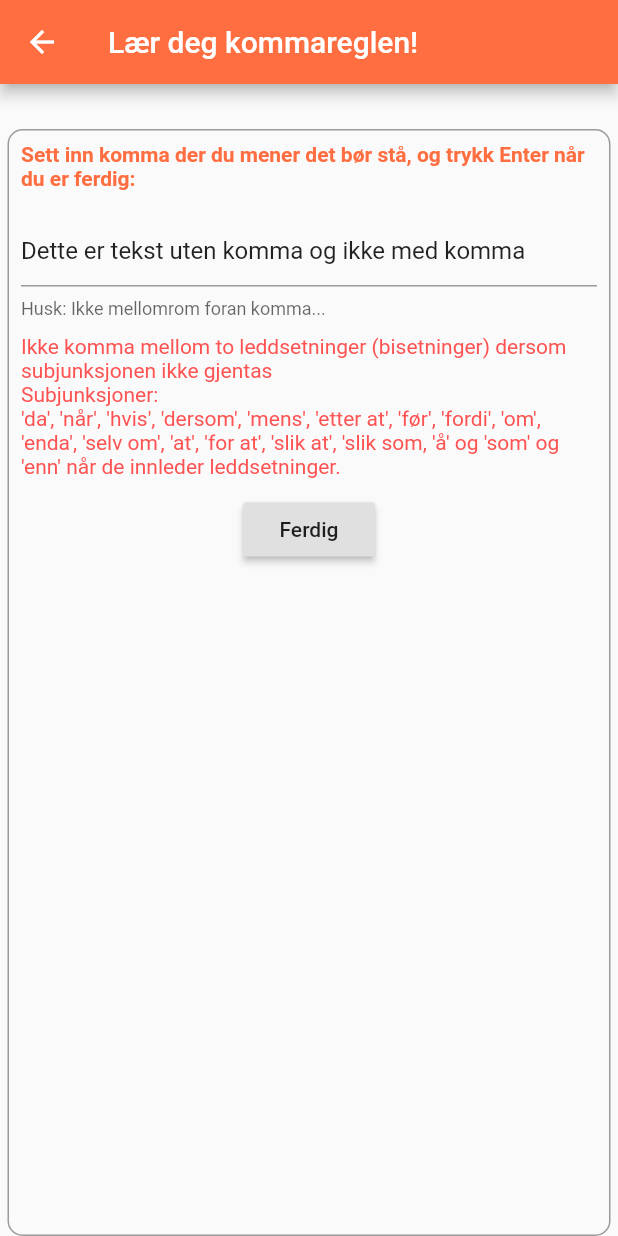
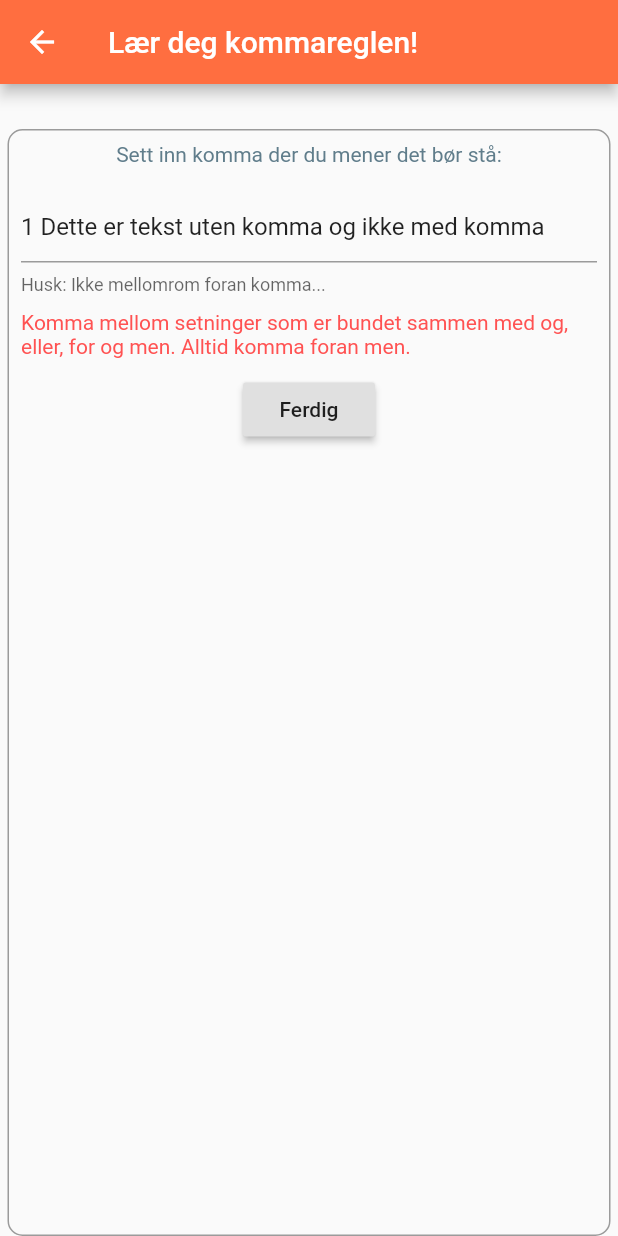
Before and after one commit to pahoel/komma, a Flutter app: the screen it shows after launch, after a tap on an icon or button, on a phone screen of 412 x 824 dp. Run offline on Flutter 3.47's test engine with Material 2 defaults, Android fonts, the phone set to English and light mode, and no system bars.

Commit message:
Gjort ferdig visning av øvingssetninger og kommaregler i about.dart

```diff
--- a/lib/about.dart
+++ b/lib/about.dart
@@ -1,12 +1,14 @@
 import 'package:flutter/material.dart';
 import 'package:komma/data.dart';
 
-int _indeks;
+int _indeks; //Holder indeksen til gjeldende kommaregel overført fra main til regelIndeks her
+int _uttrekksindeks = 0;
 String forslag = "";
+String regel = ""; //Regelen som skal vises under øvingstekset
 List uttrekkSetninger = new List();
+String uttrekksSetning; //Setningen som skal vises i redigeringsfeltet
 
 class showDetails extends StatelessWidget {
-
   final int regelIndeks;
   const showDetails({Key key, this.regelIndeks}) : super(key: key);
 
@@ -33,24 +35,24 @@ class showDetails extends StatelessWidget {
             padding: const EdgeInsets.all(8.0),
             child: Column(
               children: <Widget>[
-                Text("Sett inn komma der du mener det bør stå, og trykk Enter når du er ferdig:\n",
-                    style: TextStyle(
-                        fontWeight: FontWeight.bold,
-                        color: Colors.deepOrangeAccent),
+                Text("Sett inn komma der du mener det bør stå:\n",
+                    style: TextStyle(color: Colors.blueGrey),
                     textAlign: TextAlign.left),
                 TextFormField(
-                  initialValue: setninger[_indeks].tekstUtenKomma,
-                  //autofocus: true,
+                  initialValue: uttrekksSetning,
                   maxLines: null,
                   textInputAction: TextInputAction.done,
                   decoration: InputDecoration(
                     helperText: "Husk: Ikke mellomrom foran komma...",
-                    hintText: setninger[_indeks].tekstMedKomma, hintMaxLines: 3,
+                    hintText: setninger[0].tekstMedKomma,
+                    hintMaxLines: 3,
                   ),
                   onSaved: (String str) {
                     setState() {
                       forslag = str;
-                      _indeks ++; }
+                      _indeks++;
+                    }
+
                     debugPrint(str);
                     final snackbar = SnackBar(
                       duration: Duration(seconds: 1),
@@ -61,7 +63,8 @@ class showDetails extends StatelessWidget {
                 ),
                 Container(
                   margin: EdgeInsets.only(top: 10.0, bottom: 10.0),
-                  child: Text(kommaregler[setninger[regelIndeks].regelNr].regel,
+                  child: Text(
+                    regel,
                     style: TextStyle(color: Colors.redAccent),
                   ),
                 ),
@@ -76,7 +79,7 @@ class showDetails extends StatelessWidget {
                   //onPressed: _performLogin,
                   child: Text('Ferdig'),
                 ),
-                Text (""),
+                Text(""),
               ],
             ),
           ),
@@ -85,18 +88,27 @@ class showDetails extends StatelessWidget {
     );
   }
 
-  void fyllUttrekksetninger (){
+  void fyllUttrekksetninger() {
     int i;
-    for(i = 0; i < setninger.length; i++){
-      if(setninger[i].regelNr == regelIndeks){
-        uttrekkSetninger.add(Training(setninger[i].tekstMedKomma, setninger[i].tekstUtenKomma, regelIndeks));
+    uttrekkSetninger.clear();
+    uttrekksSetning = "Ingen øvingssetninger til denne kommaregelen"; //Dersom try-catch ikke gir resultat
+    regel = "";
+
+    for (i = 0; i < setninger.length; i++) {
+      try {
+        if (setninger[i].regelNr == _indeks) {
+          uttrekkSetninger.add(Training(setninger[i].tekstMedKomma, setninger[i].tekstUtenKomma, i));
+          uttrekksSetning = uttrekkSetninger[0].tekstUtenKomma;
+          //regel = kommaregler[setninger[regelIndeks].regelNr].regel;
+          regel = kommaregler[regelIndeks].regel;
+        }
+
+      } on Exception catch (e) {
+        debugPrint(e.toString());
       }
     }
-    debugPrint(uttrekkSetninger.length.toString());
-  }
-
-  void svartest (int i){
-
+    debugPrint(regelIndeks.toString());
+    debugPrint(regel);
   }
 }
 
--- a/lib/data.dart
+++ b/lib/data.dart
@@ -55,11 +55,23 @@ List kommaregler = [
 
 List setninger = [
   Training(
-      "Dette er tekst med komma, og ikke uten komma",
-      "Dette er tekst uten komma og ikke med komma",
+      "1 Dette er tekst med komma, og ikke uten komma",
+      "1 Dette er tekst uten komma og ikke med komma",
+      0),
+  Training(
+      "1,1 Dette er også en tekst med komma, og ikke uten komma",
+      "1,1 Dette er også en tekst uten komma og ikke med komma",
+      0),
+  Training(
+      "2 Dette er også en tekst med komma, og ikke uten komma",
+      "2 Dette er også en tekst uten komma og ikke med komma",
       1),
   Training(
-      "Dette er også en tekst med komma, og ikke uten komma",
-      "Dette er også en tekst uten komma og ikke med komma",
-      1)
+      "2,1 Dette er også en tekst med komma, og ikke uten komma",
+      "2,1 Dette er også en tekst uten komma og ikke med komma",
+      1),
+  Training(
+      "3 Dette er også en tekst med komma, og ikke uten komma",
+      "3 Dette er også en tekst uten komma og ikke med komma",
+      2)
 ];
```
